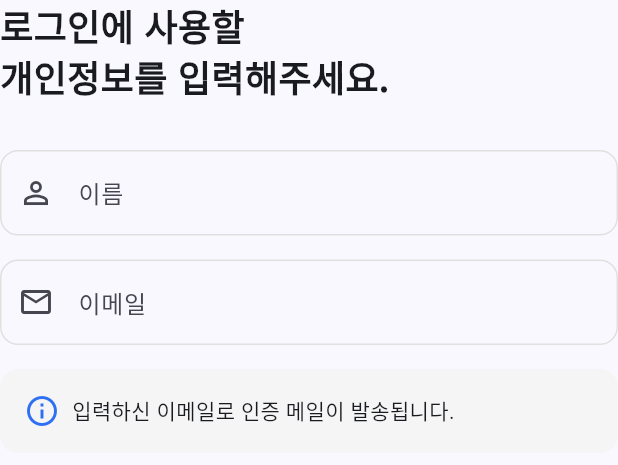
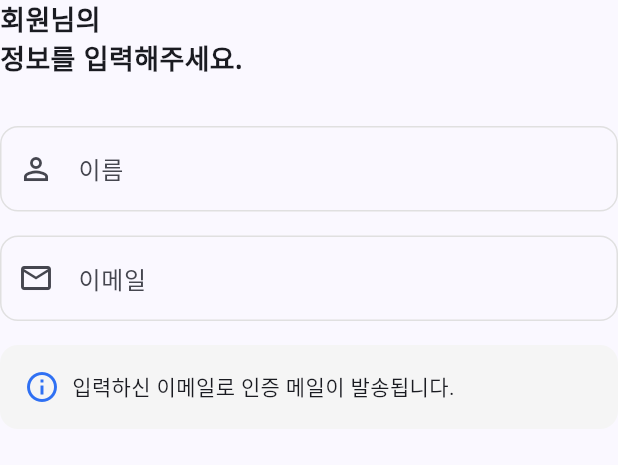
Before and after one commit to J1NWAN/url_check, a Flutter app: the SignupProfileStep widget shown alone on an empty page, opened directly with empty values, on a phone screen of 412 x 824 dp. Shown: the top 465 px of the screen. Run offline on Flutter 3.47's test engine with Material 3 defaults, Android fonts, the phone set to English and light mode, and no system bars; our stand-ins replace cloud_firestore, dropdown_button2, firebase_core, fl_chart, flutter_riverpod, freezed_annotation and 4 more; accounts and stored records are empty; generated files the repository leaves out were written again.

Commit message:
style: 회원가입 디자인 수정
- 공통 텍스트 테마 사이즈 사용
- 앱바 타이틀 삭제

```diff
--- a/lib/features/auth/view/step/signup_credentials_step.dart
+++ b/lib/features/auth/view/step/signup_credentials_step.dart
@@ -1,5 +1,6 @@
 import 'package:flutter/material.dart';
 import 'package:google_fonts/google_fonts.dart';
+import 'package:url_check/core/theme/custom_text_theme.dart';
 
 class SignupCredentialsStep extends StatefulWidget {
   final TextEditingController idController;
@@ -31,7 +32,7 @@ class _SignupCredentialsStepState extends State<SignupCredentialsStep> {
         Text(
           '로그인에 사용할\n아이디와 비밀번호를 입력해주세요.',
           style: GoogleFonts.notoSansKr(
-            fontSize: 24,
+            fontSize: CustomTextTheme.theme.displaySmall?.fontSize,
             fontWeight: FontWeight.bold,
           ),
         ),
--- a/lib/features/auth/view/step/signup_profile_step.dart
+++ b/lib/features/auth/view/step/signup_profile_step.dart
@@ -1,5 +1,6 @@
 import 'package:flutter/material.dart';
 import 'package:google_fonts/google_fonts.dart';
+import 'package:url_check/core/theme/custom_text_theme.dart';
 
 class SignupProfileStep extends StatelessWidget {
   final TextEditingController nameController;
@@ -19,9 +20,9 @@ class SignupProfileStep extends StatelessWidget {
       crossAxisAlignment: CrossAxisAlignment.start,
       children: [
         Text(
-          '로그인에 사용할\n개인정보를 입력해주세요.',
+          '회원님의\n정보를 입력해주세요.',
           style: GoogleFonts.notoSansKr(
-            fontSize: 24,
+            fontSize: CustomTextTheme.theme.displaySmall?.fontSize,
             fontWeight: FontWeight.bold,
           ),
         ),
```
